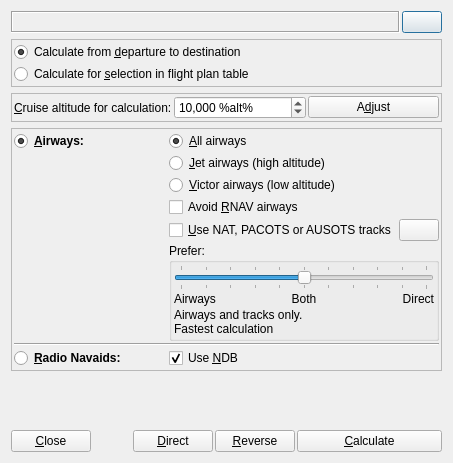
First picture: the form in src/route/routecalcdialog.ui, repository albar965/littlenavmap, before the edit.
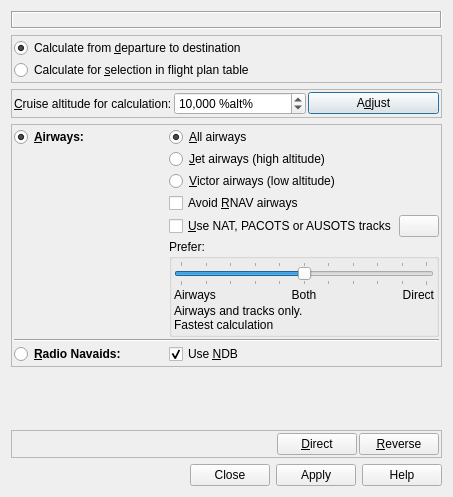
Second picture: the form after the edit. Icons and pictures are not drawn.

Commit message: User interface changes to route calculation dialog.

```diff
--- a/src/route/routecalcdialog.ui
+++ b/src/route/routecalcdialog.ui
@@ -7,7 +7,7 @@
     <x>0</x>
     <y>0</y>
     <width>453</width>
-    <height>463</height>
+    <height>497</height>
    </rect>
   </property>
   <property name="windowTitle">
@@ -42,47 +42,6 @@
        <property name="textInteractionFlags">
         <set>Qt::LinksAccessibleByMouse|Qt::TextSelectableByMouse</set>
        </property>
-       <property name="buddy">
-        <cstring>pushButtonRouteCalcHelp</cstring>
-       </property>
-      </widget>
-     </item>
-     <item alignment="Qt::AlignTop">
-      <widget class="QPushButton" name="pushButtonRouteCalcHelp">
-       <property name="sizePolicy">
-        <sizepolicy hsizetype="Fixed" vsizetype="Fixed">
-         <horstretch>0</horstretch>
-         <verstretch>0</verstretch>
-        </sizepolicy>
-       </property>
-       <property name="toolTip">
-        <string>&lt;html&gt;&lt;head/&gt;&lt;body&gt;
-&lt;p&gt;All set search conditions have to match.&lt;/p&gt;
-&lt;p&gt;Search tips for text fields: &lt;/p&gt;
-&lt;ul&gt;
-&lt;li&gt;Default is search for entries that start with text.&lt;/li&gt;
-&lt;li&gt;Use &amp;quot;*&amp;quot; as a placeholder for any text. &lt;/li&gt;
-&lt;li&gt;Prefix with &amp;quot;-&amp;quot; as first character to negate search.&lt;/li&gt;
-&lt;/ul&gt;
-
-&lt;p&gt;Check boxes: &lt;/p&gt;
-&lt;ul&gt;
-&lt;li&gt;Gray means: Condition is ignored.&lt;/li&gt;
-&lt;li&gt;Checked means: Condition must match.&lt;/li&gt;
-&lt;li&gt;Unchecked means: Condition must not match.&lt;/li&gt;
-&lt;/ul&gt;
-&lt;/body&gt;&lt;/html&gt;</string>
-       </property>
-       <property name="statusTip">
-        <string>Show help for the airport search tab</string>
-       </property>
-       <property name="text">
-        <string/>
-       </property>
-       <property name="icon">
-        <iconset resource="../../littlenavmap.qrc">
-         <normaloff>:/littlenavmap/resources/icons/help.svg</normaloff>:/littlenavmap/resources/icons/help.svg</iconset>
-       </property>
       </widget>
      </item>
     </layout>
@@ -545,17 +504,26 @@
     </spacer>
    </item>
    <item>
-    <layout class="QHBoxLayout" name="horizontalLayout_10" stretch="1,0,1,1,3">
+    <widget class="QFrame" name="">
+     <property name="frameShape">
+      <enum>QFrame::StyledPanel</enum>
+     </property>
+     <layout class="QHBoxLayout" name="horizontalLayout_10" stretch="0,1,1">
      <property name="spacing">
       <number>2</number>
      </property>
-     <item>
-      <widget class="QPushButton" name="pushButtonRouteCalcClose">
-       <property name="text">
-        <string>&amp;Close</string>
-       </property>
-      </widget>
-     </item>
+      <property name="leftMargin">
+       <number>2</number>
+      </property>
+      <property name="topMargin">
+       <number>2</number>
+      </property>
+      <property name="rightMargin">
+       <number>2</number>
+      </property>
+      <property name="bottomMargin">
+       <number>2</number>
+      </property>
      <item>
       <spacer name="horizontalSpacer">
        <property name="orientation">
@@ -609,21 +577,15 @@
        </property>
       </widget>
      </item>
-     <item>
-      <widget class="QPushButton" name="pushButtonRouteCalc">
-       <property name="toolTip">
-        <string>Calculate a flight plan using the settings above.
-Keeps procedures.</string>
-       </property>
-       <property name="statusTip">
-        <string>Calculate a flight plan using the settings above</string>
-       </property>
-       <property name="text">
-        <string>&amp;Calculate</string>
-       </property>
-      </widget>
-     </item>
-    </layout>
+     </layout>
+    </widget>
+   </item>
+   <item>
+    <widget class="QDialogButtonBox" name="buttonBox">
+     <property name="standardButtons">
+      <set>QDialogButtonBox::Apply|QDialogButtonBox::Close|QDialogButtonBox::Help</set>
+     </property>
+    </widget>
    </item>
   </layout>
  </widget>
```
Lines whose indentation alone changed are shown as unchanged. The commit also changes 2 other files.
